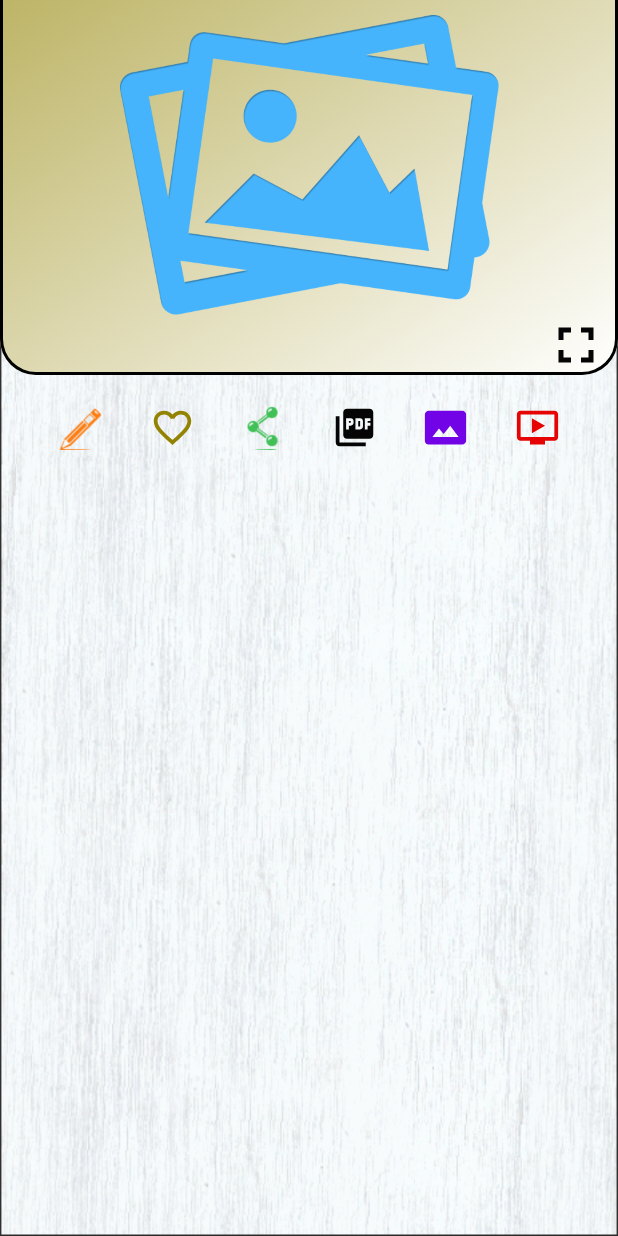
After one commit to Reese2brothers/Coulinary, an Android app built with Jetpack Compose: the composable OneRecipeScreen called with empty values, on a phone screen of 412 x 824 dp. The commit adds this screen. Run offline under Robolectric (Android 15) with nearby library versions, the phone set to English and light mode, and no system bars; our stand-ins replace Room's generated code; libraries missing offline, so code that uses them is left out: java.util.concurrent, kotlin.io.path, org.jsoup, org.jsoup.nodes; pictures from the network do not load.

Commit message:
added big photo in OneRecipeScreen

```diff
--- a/app/src/main/java/com/paraglan/coulinary/database/Models.kt
+++ b/app/src/main/java/com/paraglan/coulinary/database/Models.kt
@@ -28,6 +28,6 @@ data class One(
     val title : String,
     val content : String,
     val images : String,
-    val videos : String,
+    val videos : String = "video",
     @PrimaryKey(autoGenerate = true) var id: Int = 0
 )
--- /dev/null
+++ b/app/src/main/java/com/paraglan/coulinary/screens/one/OneRecipeScreen.kt
@@ -0,0 +1,195 @@
+package com.paraglan.coulinary.screens.one
+
+import androidx.compose.animation.core.animateDpAsState
+import androidx.compose.animation.core.tween
+import androidx.compose.foundation.Image
+import androidx.compose.foundation.background
+import androidx.compose.foundation.border
+import androidx.compose.foundation.clickable
+import androidx.compose.foundation.layout.Arrangement
+import androidx.compose.foundation.layout.Box
+import androidx.compose.foundation.layout.Column
+import androidx.compose.foundation.layout.Row
+import androidx.compose.foundation.layout.fillMaxSize
+import androidx.compose.foundation.layout.fillMaxWidth
+import androidx.compose.foundation.layout.height
+import androidx.compose.foundation.layout.offset
+import androidx.compose.foundation.layout.padding
+import androidx.compose.foundation.layout.size
+import androidx.compose.foundation.layout.systemBarsPadding
+import androidx.compose.foundation.layout.width
+import androidx.compose.foundation.lazy.LazyRow
+import androidx.compose.foundation.lazy.items
+import androidx.compose.foundation.lazy.rememberLazyListState
+import androidx.compose.foundation.rememberScrollState
+import androidx.compose.foundation.shape.CutCornerShape
+import androidx.compose.foundation.shape.RoundedCornerShape
+import androidx.compose.foundation.verticalScroll
+import androidx.compose.material3.Icon
+import androidx.compose.material3.Text
+import androidx.compose.runtime.Composable
+import androidx.compose.runtime.LaunchedEffect
+import androidx.compose.runtime.collectAsState
+import androidx.compose.runtime.getValue
+import androidx.compose.runtime.mutableStateOf
+import androidx.compose.runtime.remember
+import androidx.compose.runtime.rememberCoroutineScope
+import androidx.compose.runtime.setValue
+import androidx.compose.ui.Alignment
+import androidx.compose.ui.Modifier
+import androidx.compose.ui.draw.clip
+import androidx.compose.ui.graphics.Brush
+import androidx.compose.ui.layout.ContentScale
+import androidx.compose.ui.platform.LocalConfiguration
+import androidx.compose.ui.platform.LocalContext
+import androidx.compose.ui.res.colorResource
+import androidx.compose.ui.res.painterResource
+import androidx.compose.ui.text.font.Font
+import androidx.compose.ui.text.font.FontFamily
+import androidx.compose.ui.text.font.FontWeight
+import androidx.compose.ui.unit.dp
+import androidx.compose.ui.unit.sp
+import androidx.navigation.NavController
+import androidx.room.Room
+import coil.compose.AsyncImage
+import com.paraglan.coulinary.R
+import com.paraglan.coulinary.database.AppDatabase
+import kotlinx.coroutines.delay
+
+@Composable
+fun OneRecipeScreen(navController: NavController, title: String, content: String, image: String, videos: String, id: Int) {
+    var panelState by remember { mutableStateOf(PanelState.Hidden) }
+    var isPressed by remember { mutableStateOf(false) }
+    val scope = rememberCoroutineScope()
+    val context = LocalContext.current
+    val db = remember { Room.databaseBuilder(context, AppDatabase::class.java, "database").build() }
+    val listImages by db.oneDao().getAll().collectAsState(initial = emptyList())
+    var startAnimation by remember { mutableStateOf(false) }
+    var selectedImage by remember { mutableStateOf(image) }
+
+    //выдвижная панель сверху
+    val panelHeight = 600.dp
+    val animatedOffset by animateDpAsState(
+        targetValue = if (panelState == PanelState.Expanded) 0.dp else -panelHeight + 250.dp,
+        animationSpec = tween(durationMillis = 500)
+    )
+    val width = LocalConfiguration.current.screenWidthDp.dp
+    // Анимация для развертывания
+    val expandedImageHeight by animateDpAsState(
+        targetValue = if (isPressed) 400.dp else 200.dp,
+        animationSpec = tween(durationMillis = 500), // Длительность развертывания
+        label = "expandedImageHeight"
+    )
+    val expandedImageWidth by animateDpAsState(
+        targetValue = if (isPressed) width - 16.dp else 300.dp,
+        animationSpec = tween(durationMillis = 500), // Длительность развертывания
+        label = "expandedImageWidth"
+    )
+    // Анимация для свертывания
+    val collapsedImageHeight by animateDpAsState(
+        targetValue = if (!isPressed) 200.dp else 400.dp,
+        animationSpec = tween(durationMillis = 1000), // Длительность свертывания
+        label = "collapsedImageHeight"
+    )
+    val collapsedImageWidth by animateDpAsState(
+        targetValue = if (!isPressed) 300.dp else 200.dp,
+        animationSpec = tween(durationMillis = 1000), // Длительность свертывания
+        label = "collapsedImageWidth"
+    )
+    LaunchedEffect(isPressed) {
+        if (isPressed) {
+            delay(500)
+        }
+    }
+
+    Box(modifier = Modifier.fillMaxSize().systemBarsPadding()) {
+        Image(painter = painterResource(R.drawable.foncook), contentDescription = "foncook",
+            modifier = Modifier.fillMaxSize(), contentScale = ContentScale.FillBounds
+        )
+        Column(modifier = Modifier.fillMaxSize(),
+            horizontalAlignment = Alignment.CenterHorizontally, verticalArrangement = Arrangement.Top) {
+                Row(modifier = Modifier.fillMaxWidth().padding(horizontal = 8.dp).padding(top = 270.dp, bottom = 16.dp), horizontalArrangement = Arrangement.SpaceEvenly,
+                    verticalAlignment = Alignment.CenterVertically){
+                    Image(painter = painterResource(R.drawable.edit), contentDescription = "edit",
+                        modifier = Modifier.size(30.dp).clickable {  }
+                    )
+                    Image (painter = painterResource(R.drawable.baseline_favorite_border_24), contentDescription = "favourite",
+                        modifier = Modifier.size(30.dp).clickable { }
+                    )
+                    Image (painter = painterResource(R.drawable.share), contentDescription = "share",
+                        modifier = Modifier.size(30.dp).clickable { }
+                    )
+                    Image (painter = painterResource(R.drawable.baseline_picture_as_pdf_24), contentDescription = "pdf",
+                        modifier = Modifier.size(30.dp).clickable { }
+                    )
+                    Image (painter = painterResource(R.drawable.baseline_photo_size_select_actual_24), contentDescription = "photo",
+                        modifier = Modifier.size(30.dp).clickable { }
+                    )
+                    Image (painter = painterResource(R.drawable.baseline_ondemand_video_24), contentDescription = "video",
+                        modifier = Modifier.size(30.dp).clickable { }
+                    )
+                }
+                Text(text = title, fontSize = 22.sp, color = colorResource(R.color.boloto),
+                    fontWeight = FontWeight.Bold, fontFamily = FontFamily(Font(R.font.interregular)),
+                    modifier = Modifier.padding(bottom = 12.dp)
+                )
+                Text(text = content, fontSize = 16.sp, color = colorResource(R.color.boloto),
+                    fontFamily = FontFamily(Font(R.font.interregular)),
+                    modifier = Modifier.fillMaxWidth().weight(1f).padding(horizontal = 8.dp, vertical = 8.dp)
+                    .verticalScroll(rememberScrollState())
+                )
+        }
+        Box(modifier = Modifier.fillMaxSize(), contentAlignment = Alignment.TopCenter){
+            Column(modifier = Modifier.fillMaxWidth().height(panelHeight).offset(y = animatedOffset)
+                .background(
+                    brush = Brush.linearGradient(colors = listOf(colorResource(R.color.boloto), colorResource(R.color.white))),
+                    shape = RoundedCornerShape(bottomStart = 24.dp, bottomEnd = 24.dp)
+                ). border(2.dp, colorResource(R.color.black), shape = RoundedCornerShape(bottomStart = 24.dp, bottomEnd = 24.dp)),
+                horizontalAlignment = Alignment.CenterHorizontally,
+                verticalArrangement = Arrangement.Bottom) {
+                LazyRow(modifier = Modifier.fillMaxWidth().padding(horizontal = 8.dp, vertical = 8.dp).height(100.dp), state = rememberLazyListState()) {
+                    items(listImages){ item ->
+                       AsyncImage(model = item.images, contentDescription = "photo",
+                            modifier = Modifier.size(100.dp).padding(horizontal = 8.dp).clickable {
+                                selectedImage = item.images
+                            }.clip(CutCornerShape(bottomStart = 16.dp))
+                                .border(2.dp, colorResource(R.color.white), shape = CutCornerShape(bottomStart = 16.dp)),
+                           contentScale = ContentScale.Crop
+                       )
+                    }
+                }
+                Row(modifier = Modifier.fillMaxWidth().padding(start = 24.dp, bottom = 8.dp), verticalAlignment = Alignment.CenterVertically,
+                    horizontalArrangement = Arrangement.Start){
+                    Image (painter = painterResource(R.drawable.baseline_add_photo_alternate_24), contentDescription = "gallery",
+                        modifier = Modifier.size(35.dp).offset(x = 16.dp).clickable { }
+                    )
+                    Image (painter = painterResource(R.drawable.baseline_add_a_photo_24), contentDescription = "camera",
+                        modifier = Modifier.size(30.dp).offset(x = 32.dp).clickable { }
+                    )
+                    Icon(painter = painterResource(R.drawable.delete), contentDescription = "deleteall",
+                        modifier = Modifier.size(25.dp).offset(x = 48.dp).clickable { }, tint = colorResource(R.color.white)
+                    )
+                }
+                AsyncImage(model = selectedImage, contentDescription = "photo",
+                    modifier = Modifier .width(if (isPressed) expandedImageWidth else collapsedImageWidth)
+                        .height(if (isPressed) expandedImageHeight else collapsedImageHeight)
+                        .padding(horizontal = 8.dp).clip(RoundedCornerShape(16.dp)),
+                    placeholder = painterResource(R.drawable.noimage),
+                    error = painterResource(R.drawable.noimage),
+                    fallback = painterResource(R.drawable.noimage),
+                    contentScale = if(isPressed) ContentScale.Crop else ContentScale.Fit
+                )
+                Row(modifier = Modifier.fillMaxWidth().padding(horizontal = 8.dp), verticalAlignment = Alignment.CenterVertically,
+                    horizontalArrangement = Arrangement.End){
+                    Image(painter = painterResource(if(isPressed) R.drawable.baseline_fullscreen_exit_24 else R.drawable.baseline_fullscreen_24),
+                        contentDescription = "big", modifier = Modifier.size(40.dp).clickable { if(isPressed){ panelState = PanelState.Hidden
+                            isPressed = false
+                        }else{ panelState = PanelState.Expanded
+                            isPressed = true
+                        } }, contentScale = ContentScale.FillBounds
+                    )
+                }
+            }
+        }
+    }
+}
--- /dev/null
+++ b/app/src/main/res/drawable/baseline_fullscreen_24.xml
@@ -0,0 +1,5 @@
+<vector xmlns:android="http://schemas.android.com/apk/res/android" android:height="24dp" android:tint="#050505" android:viewportHeight="24" android:viewportWidth="24" android:width="24dp">
+
+    <path android:fillColor="@android:color/white" android:pathData="M7,14L5,14v5h5v-2L7,17v-3zM5,10h2L7,7h3L10,5L5,5v5zM17,17h-3v2h5v-5h-2v3zM14,5v2h3v3h2L19,5h-5z"/>
+
+</vector>
--- /dev/null
+++ b/app/src/main/res/drawable/baseline_fullscreen_exit_24.xml
@@ -0,0 +1,5 @@
+<vector xmlns:android="http://schemas.android.com/apk/res/android" android:height="24dp" android:tint="#050505" android:viewportHeight="24" android:viewportWidth="24" android:width="24dp">
+
+    <path android:fillColor="@android:color/white" android:pathData="M5,16h3v3h2v-5L5,14v2zM8,8L5,8v2h5L10,5L8,5v3zM14,19h2v-3h3v-2h-5v5zM16,8L16,5h-2v5h5L19,8h-3z"/>
+
+</vector>
--- /dev/null
+++ b/app/src/main/res/drawable/baseline_ondemand_video_24.xml
@@ -0,0 +1,5 @@
+<vector xmlns:android="http://schemas.android.com/apk/res/android" android:height="24dp" android:tint="#E60303" android:viewportHeight="24" android:viewportWidth="24" android:width="24dp">
+
+    <path android:fillColor="@android:color/white" android:pathData="M21,3L3,3c-1.11,0 -2,0.89 -2,2v12c0,1.1 0.89,2 2,2h5v2h8v-2h5c1.1,0 1.99,-0.9 1.99,-2L23,5c0,-1.11 -0.9,-2 -2,-2zM21,17L3,17L3,5h18v12zM16,11l-7,4L9,7z"/>
+
+</vector>
--- /dev/null
+++ b/app/src/main/res/drawable/baseline_photo_size_select_actual_24.xml
@@ -0,0 +1,5 @@
+<vector xmlns:android="http://schemas.android.com/apk/res/android" android:height="24dp" android:tint="#7103E6" android:viewportHeight="24" android:viewportWidth="24" android:width="24dp">
+
+    <path android:fillColor="@android:color/white" android:pathData="M21,3H3C2,3 1,4 1,5v14c0,1.1 0.9,2 2,2h18c1,0 2,-1 2,-2V5c0,-1 -1,-2 -2,-2zM5,17l3.5,-4.5 2.5,3.01L14.5,11l4.5,6H5z"/>
+
+</vector>
--- /dev/null
+++ b/app/src/main/res/drawable/baseline_picture_as_pdf_24.xml
@@ -0,0 +1,5 @@
+<vector xmlns:android="http://schemas.android.com/apk/res/android" android:height="24dp" android:tint="#050505" android:viewportHeight="24" android:viewportWidth="24" android:width="24dp">
+
+    <path android:fillColor="@android:color/white" android:pathData="M20,2L8,2c-1.1,0 -2,0.9 -2,2v12c0,1.1 0.9,2 2,2h12c1.1,0 2,-0.9 2,-2L22,4c0,-1.1 -0.9,-2 -2,-2zM11.5,9.5c0,0.83 -0.67,1.5 -1.5,1.5L9,11v2L7.5,13L7.5,7L10,7c0.83,0 1.5,0.67 1.5,1.5v1zM16.5,11.5c0,0.83 -0.67,1.5 -1.5,1.5h-2.5L12.5,7L15,7c0.83,0 1.5,0.67 1.5,1.5v3zM20.5,8.5L19,8.5v1h1.5L20.5,11L19,11v2h-1.5L17.5,7h3v1.5zM9,9.5h1v-1L9,8.5v1zM4,6L2,6v14c0,1.1 0.9,2 2,2h14v-2L4,20L4,6zM14,11.5h1v-3h-1v3z"/>
+
+</vector>
```
Also changed, not shown: app/src/main/java/com/paraglan/coulinary/NavGraphNavigate.kt (+21 -11 lines), app/src/main/java/com/paraglan/coulinary/screens/one/OneScreen.kt (+21 -13 lines).
